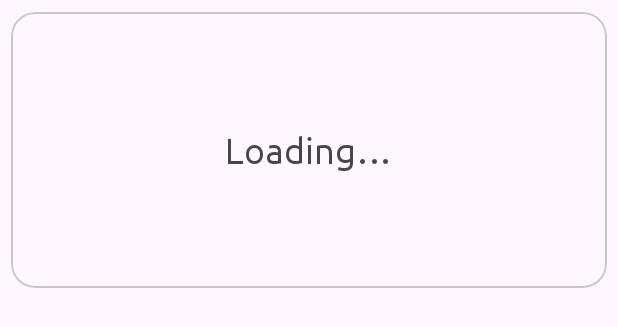
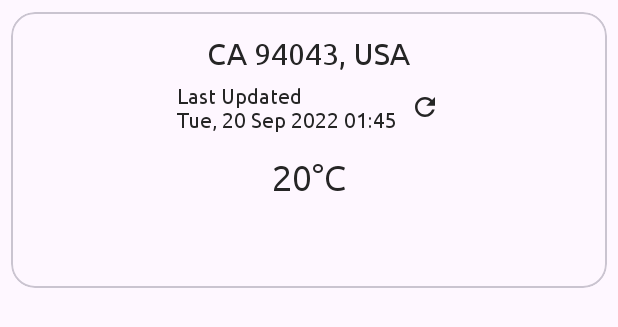
Before and after one commit to AgelousisDev/JetpackWeather, an Android app built with Jetpack Compose: the layout weather_widget_loading.xml on its own in the app's theme, with its tools: preview values and no code run, on a phone screen of 412 x 824 dp. Shown: the top 327 px of the screen. Run offline under Robolectric (Android 15) with nearby library versions, the phone set to English and light mode, and no system bars.

Commit message:
Jetpack Weather
Weather widget preview develop

```diff
--- a/app/src/main/res/layout/weather_widget_loading.xml
+++ b/app/src/main/res/layout/weather_widget_loading.xml
@@ -5,14 +5,57 @@
     android:layout_width="match_parent"
     android:layout_height="200dp"
     app:cardCornerRadius="16dp"
-    app:cardUseCompatPadding="true">
+    app:cardUseCompatPadding="true"
+    app:contentPadding="16dp">
 
-    <com.google.android.material.textview.MaterialTextView
-        android:layout_width="wrap_content"
-        android:layout_height="wrap_content"
-        android:layout_gravity="center"
-        android:fontFamily="@font/ubuntu"
-        android:textSize="24sp"
-        android:text="@string/key_loading_label"/>
+    <LinearLayout
+        android:layout_width="match_parent"
+        android:layout_height="match_parent"
+        android:orientation="vertical">
+
+        <com.google.android.material.textview.MaterialTextView
+            android:layout_width="wrap_content"
+            android:layout_height="wrap_content"
+            android:layout_gravity="center_horizontal"
+            android:fontFamily="@font/ubuntu"
+            android:textSize="20sp"
+            android:textColor="@color/dayNightTextOnBackground"
+            android:text="CA 94043, USA"/>
+
+        <LinearLayout
+            android:layout_width="match_parent"
+            android:layout_height="wrap_content"
+            android:orientation="horizontal"
+            android:gravity="center"
+            android:layout_marginTop="8dp">
+
+            <com.google.android.material.textview.MaterialTextView
+                android:layout_width="wrap_content"
+                android:layout_height="wrap_content"
+                android:layout_gravity="center_horizontal"
+                android:fontFamily="@font/ubuntu"
+                android:textSize="14sp"
+                android:textColor="@color/dayNightTextOnBackground"
+                android:text="Last Updated\nTue, 20 Sep 2022 01:45"/>
+
+            <androidx.appcompat.widget.AppCompatImageView
+                android:layout_width="20dp"
+                android:layout_height="20dp"
+                android:layout_marginStart="8dp"
+                app:srcCompat="@drawable/ic_baseline_refresh_24" />
+
+        </LinearLayout>
+
+        <com.google.android.material.textview.MaterialTextView
+            android:layout_width="wrap_content"
+            android:layout_height="wrap_content"
+            android:layout_gravity="center_horizontal"
+            android:layout_marginTop="16dp"
+            android:fontFamily="@font/ubuntu"
+            android:textSize="24sp"
+            android:textColor="@color/dayNightTextOnBackground"
+            android:text="20°C"/>
+
+    </LinearLayout>
 
 </com.google.android.material.card.MaterialCardView>
```
